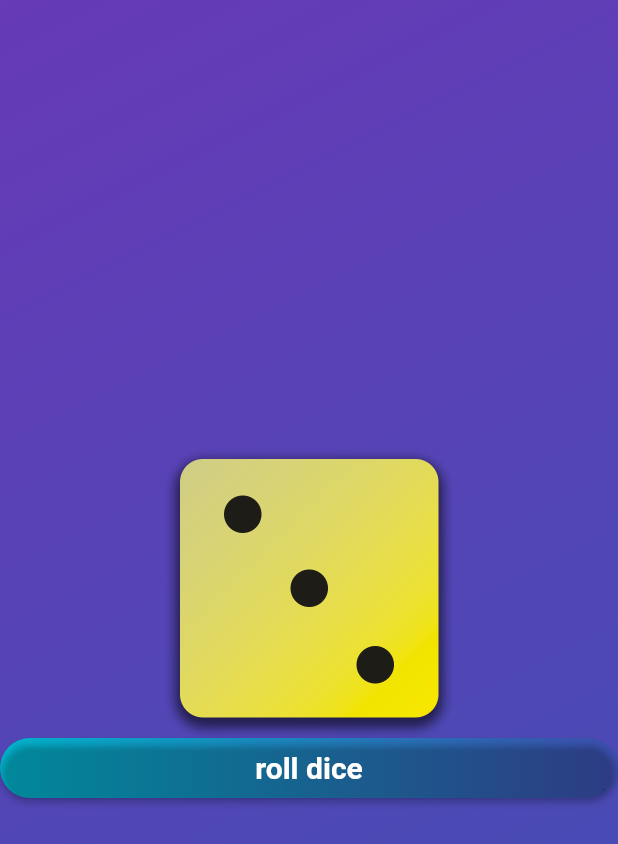
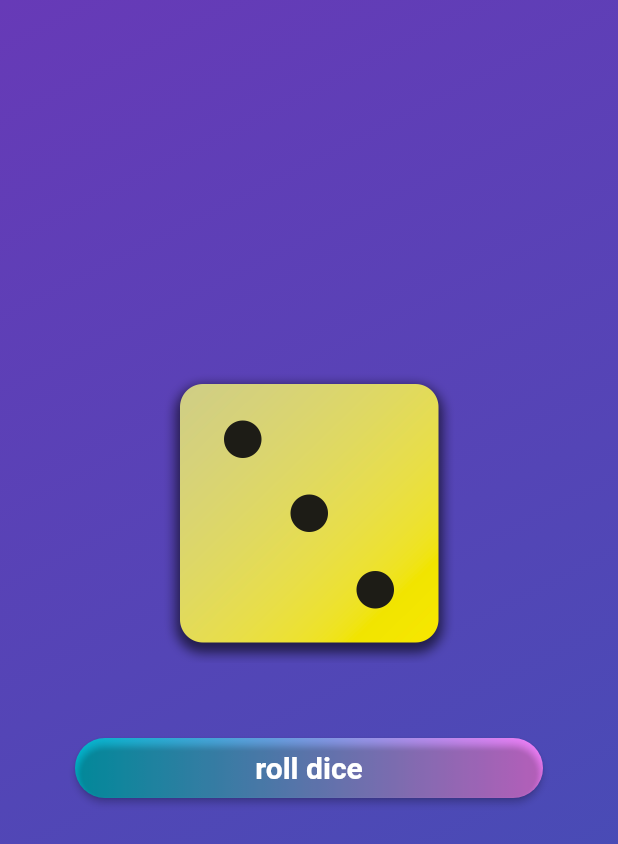
Before and after one commit to hammsik/study-flutter, a Flutter app: the screen it shows after launch, on a phone screen of 412 x 824 dp. Shown: the top 844 px of the screen. Run offline on Flutter 3.47's test engine with Material 2 defaults, Android fonts, the phone set to English and light mode, and no system bars.

Commit message:
색깔변경

```diff
--- a/lib/styled_button.dart
+++ b/lib/styled_button.dart
@@ -15,7 +15,10 @@ class SikStyledButton extends StatelessWidget {
       this.height = 40,
       this.borderRadius,
       this.gradient = const LinearGradient(
-        colors: [Colors.cyan, Colors.indigo],
+        colors: [
+          Colors.cyan,
+          Color.fromARGB(255, 249, 130, 255),
+        ],
       ),
       super.key});
 
@@ -25,6 +28,7 @@ class SikStyledButton extends StatelessWidget {
     return Container(
       width: width,
       height: height,
+      margin: const EdgeInsets.all(50),
       decoration: BoxDecoration(
         gradient: gradient,
         borderRadius: borderRadius,
```
